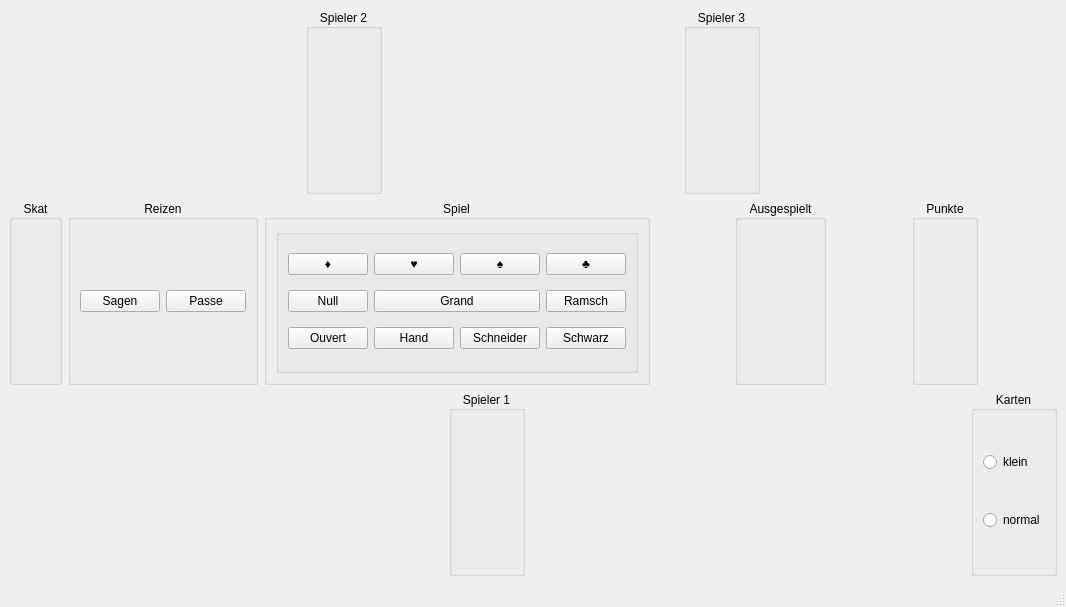
Above: src/table.ui from squawk7x/QuteSkatGame before the change. Below: the same form after it.
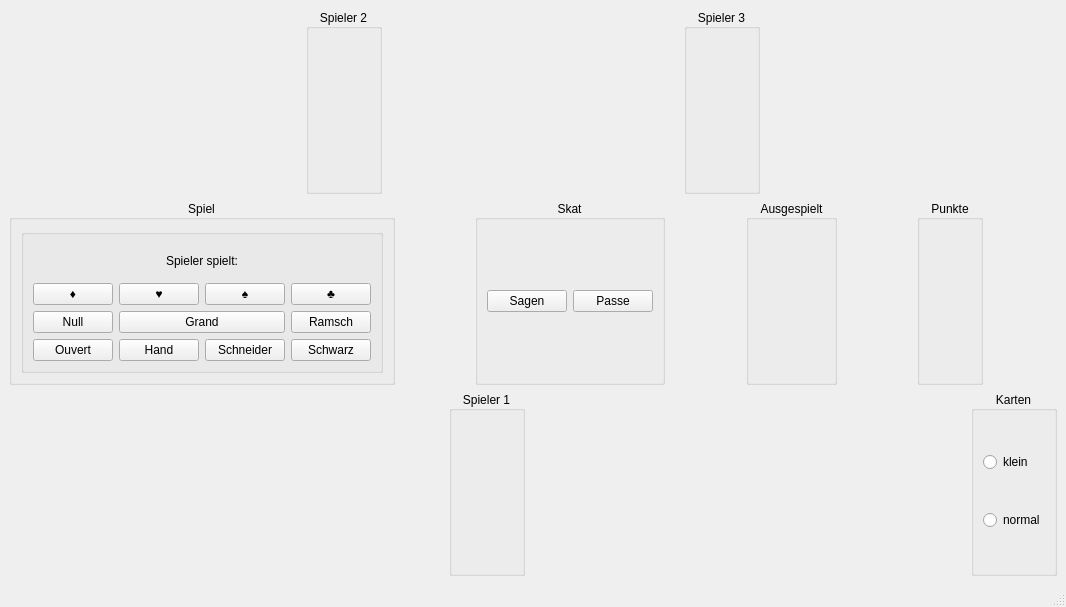
That is the form after the change.

Commit message: class Card:public QPushButton, addCardsToLayout(int id)

The edit to the form file:
```diff
--- a/src/table.ui
+++ b/src/table.ui
@@ -102,53 +102,6 @@
     </item>
     <item>
      <layout class="QHBoxLayout" name="horizontalLayout_2">
-      <item>
-       <widget class="QGroupBox" name="gbSkat">
-        <property name="sizePolicy">
-         <sizepolicy hsizetype="Minimum" vsizetype="Preferred">
-          <horstretch>0</horstretch>
-          <verstretch>0</verstretch>
-         </sizepolicy>
-        </property>
-        <property name="title">
-         <string>Skat</string>
-        </property>
-        <property name="alignment">
-         <set>Qt::AlignmentFlag::AlignCenter</set>
-        </property>
-        <layout class="QHBoxLayout" name="horizontalLayout_8">
-         <item>
-          <layout class="QHBoxLayout" name="gbSkatLayout"/>
-         </item>
-        </layout>
-       </widget>
-      </item>
-      <item>
-       <widget class="QGroupBox" name="gbReizen">
-        <property name="title">
-         <string>Reizen</string>
-        </property>
-        <property name="alignment">
-         <set>Qt::AlignmentFlag::AlignCenter</set>
-        </property>
-        <layout class="QHBoxLayout" name="horizontalLayout_5">
-         <item>
-          <widget class="QPushButton" name="pbSagen">
-           <property name="text">
-            <string>Sagen</string>
-           </property>
-          </widget>
-         </item>
-         <item>
-          <widget class="QPushButton" name="pbPassen">
-           <property name="text">
-            <string>Passe</string>
-           </property>
-          </widget>
-         </item>
-        </layout>
-       </widget>
-      </item>
       <item>
        <widget class="QGroupBox" name="gbSpiel">
         <property name="title">
@@ -170,7 +123,53 @@
             <bool>false</bool>
            </property>
            <layout class="QGridLayout" name="gridLayout_2">
-            <item row="1" column="1" colspan="2">
+            <item row="3" column="0">
+             <widget class="QPushButton" name="pbOuvert">
+              <property name="text">
+               <string>Ouvert</string>
+              </property>
+              <property name="checkable">
+               <bool>true</bool>
+              </property>
+              <property name="autoExclusive">
+               <bool>false</bool>
+              </property>
+             </widget>
+            </item>
+            <item row="3" column="1">
+             <widget class="QPushButton" name="pbHand">
+              <property name="text">
+               <string>Hand</string>
+              </property>
+              <property name="checkable">
+               <bool>true</bool>
+              </property>
+             </widget>
+            </item>
+            <item row="1" column="2">
+             <widget class="QPushButton" name="pbPik">
+              <property name="text">
+               <string>♠</string>
+              </property>
+              <property name="checkable">
+               <bool>true</bool>
+              </property>
+              <property name="autoExclusive">
+               <bool>true</bool>
+              </property>
+             </widget>
+            </item>
+            <item row="3" column="2">
+             <widget class="QPushButton" name="pbSchneider">
+              <property name="text">
+               <string>Schneider</string>
+              </property>
+              <property name="checkable">
+               <bool>true</bool>
+              </property>
+             </widget>
+            </item>
+            <item row="2" column="1" colspan="2">
              <widget class="QPushButton" name="pbGrand">
               <property name="text">
                <string>Grand</string>
@@ -183,7 +182,7 @@
               </property>
              </widget>
             </item>
-            <item row="1" column="0">
+            <item row="2" column="0">
              <widget class="QPushButton" name="pbNull">
               <property name="text">
                <string>Null</string>
@@ -196,7 +195,20 @@
               </property>
              </widget>
             </item>
-            <item row="1" column="3">
+            <item row="1" column="1">
+             <widget class="QPushButton" name="pbHerz">
+              <property name="text">
+               <string>♥</string>
+              </property>
+              <property name="checkable">
+               <bool>true</bool>
+              </property>
+              <property name="autoExclusive">
+               <bool>true</bool>
+              </property>
+             </widget>
+            </item>
+            <item row="2" column="3">
              <widget class="QPushButton" name="pbRamsch">
               <property name="text">
                <string>Ramsch</string>
@@ -209,7 +221,17 @@
               </property>
              </widget>
             </item>
-            <item row="0" column="3">
+            <item row="3" column="3">
+             <widget class="QPushButton" name="pbSchwarz">
+              <property name="text">
+               <string>Schwarz</string>
+              </property>
+              <property name="checkable">
+               <bool>true</bool>
+              </property>
+             </widget>
+            </item>
+            <item row="1" column="3">
              <widget class="QPushButton" name="pbKreuz">
               <property name="text">
                <string>♣</string>
@@ -222,20 +244,7 @@
               </property>
              </widget>
             </item>
-            <item row="0" column="2">
-             <widget class="QPushButton" name="pbPik">
-              <property name="text">
-               <string>♠</string>
-              </property>
-              <property name="checkable">
-               <bool>true</bool>
-              </property>
-              <property name="autoExclusive">
-               <bool>true</bool>
-              </property>
-             </widget>
-            </item>
-            <item row="0" column="0">
+            <item row="1" column="0">
              <widget class="QPushButton" name="pbKaro">
               <property name="text">
                <string>♦</string>
@@ -251,59 +260,13 @@
               </property>
              </widget>
             </item>
-            <item row="0" column="1">
-             <widget class="QPushButton" name="pbHerz">
+            <item row="0" column="0" colspan="4">
+             <widget class="QLabel" name="lblSpieler">
               <property name="text">
-               <string>♥</string>
+               <string>Spieler spielt:</string>
               </property>
-              <property name="checkable">
-               <bool>true</bool>
-              </property>
-              <property name="autoExclusive">
-               <bool>true</bool>
-              </property>
-             </widget>
-            </item>
-            <item row="2" column="0">
-             <widget class="QPushButton" name="pbOuvert">
-              <property name="text">
-               <string>Ouvert</string>
-              </property>
-              <property name="checkable">
-               <bool>true</bool>
-              </property>
-              <property name="autoExclusive">
-               <bool>false</bool>
-              </property>
-             </widget>
-            </item>
-            <item row="2" column="1">
-             <widget class="QPushButton" name="pbHand">
-              <property name="text">
-               <string>Hand</string>
-              </property>
-              <property name="checkable">
-               <bool>true</bool>
-              </property>
-             </widget>
-            </item>
-            <item row="2" column="2">
-             <widget class="QPushButton" name="pbSchneider">
-              <property name="text">
-               <string>Schneider</string>
-              </property>
-              <property name="checkable">
-               <bool>true</bool>
-              </property>
-             </widget>
-            </item>
-            <item row="2" column="3">
-             <widget class="QPushButton" name="pbSchwarz">
-              <property name="text">
-               <string>Schwarz</string>
-              </property>
-              <property name="checkable">
-               <bool>true</bool>
+              <property name="alignment">
+               <set>Qt::AlignmentFlag::AlignCenter</set>
               </property>
              </widget>
             </item>
@@ -313,6 +276,62 @@
         </layout>
        </widget>
       </item>
+      <item>
+       <spacer name="horizontalSpacer_9">
+        <property name="orientation">
+         <enum>Qt::Orientation::Horizontal</enum>
+        </property>
+        <property name="sizeHint" stdset="0">
+         <size>
+          <width>40</width>
+          <height>20</height>
+         </size>
+        </property>
+       </spacer>
+      </item>
+      <item>
+       <widget class="QGroupBox" name="gbSkat">
+        <property name="sizePolicy">
+         <sizepolicy hsizetype="Minimum" vsizetype="Preferred">
+          <horstretch>0</horstretch>
+          <verstretch>0</verstretch>
+         </sizepolicy>
+        </property>
+        <property name="title">
+         <string>Skat</string>
+        </property>
+        <property name="alignment">
+         <set>Qt::AlignmentFlag::AlignCenter</set>
+        </property>
+        <layout class="QHBoxLayout" name="horizontalLayout_8">
+         <item>
+          <layout class="QGridLayout" name="gridLayout">
+           <item row="0" column="0">
+            <layout class="QHBoxLayout" name="gbSkatLayout"/>
+           </item>
+           <item row="1" column="0">
+            <layout class="QHBoxLayout" name="horizontalLayout_9">
+             <item>
+              <widget class="QPushButton" name="pbSagen">
+               <property name="text">
+                <string>Sagen</string>
+               </property>
+              </widget>
+             </item>
+             <item>
+              <widget class="QPushButton" name="pbPassen">
+               <property name="text">
+                <string>Passe</string>
+               </property>
+              </widget>
+             </item>
+            </layout>
+           </item>
+          </layout>
+         </item>
+        </layout>
+       </widget>
+      </item>
       <item>
        <spacer name="horizontalSpacer_6">
         <property name="orientation">
```
The commit also changes 5 other files.
